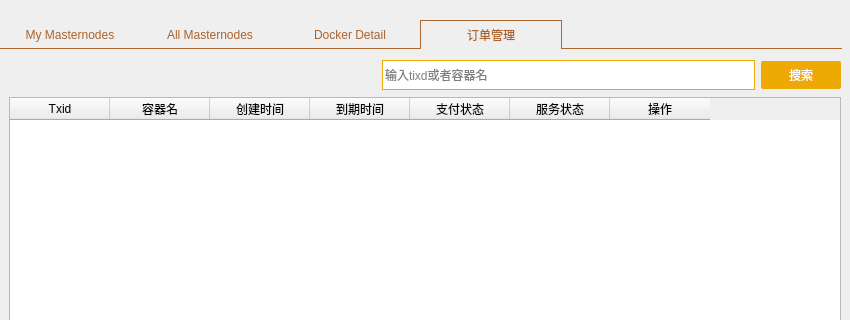
Old version of the form src/qt/forms/masternodelist.ui in the repository MassGrid/MassGrid; both pictures show x 0 to 850 and y 0 to 320 of the 850 by 514 pixel window.
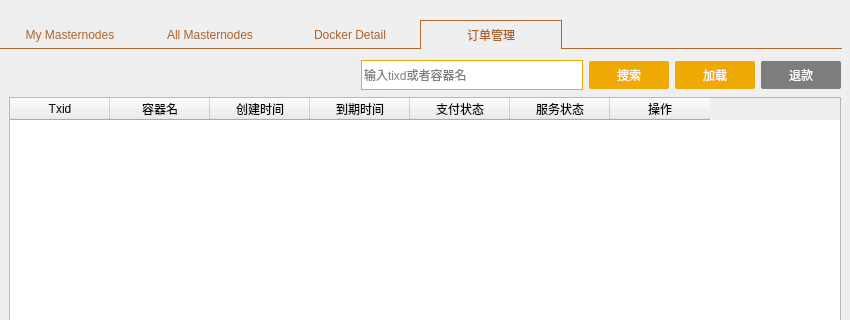
New version of the form. The open tabs and pages were chosen to show the change.

What changed in the file:
```diff
--- a/src/qt/forms/masternodelist.ui
+++ b/src/qt/forms/masternodelist.ui
@@ -592,7 +592,28 @@
            <property name="styleSheet">
             <string notr="true">QFrame#frame_5{
 border:hidden;
-}</string>
+}
+
+QPushButton#pushButton_load,
+QPushButton#pushButton_refund{
+width:80;
+height:28;
+background-color: rgb(239, 169, 4);
+color: rgb(255, 255, 255);
+border:hidden;
+border-radius:2px;
+}
+
+QPushButton::!enabled#pushButton_load,
+QPushButton::!enabled#pushButton_refund{
+background-color: rgb(125, 125, 125);
+width:80;
+height:28;
+color: rgb(255, 255, 255);
+border:hidden;
+border-radius:2px;
+}
+</string>
            </property>
            <property name="frameShape">
             <enum>QFrame::StyledPanel</enum>
@@ -656,6 +677,43 @@
               </property>
              </widget>
             </item>
+            <item>
+             <widget class="QPushButton" name="pushButton_load">
+              <property name="text">
+               <string>加载</string>
+              </property>
+             </widget>
+            </item>
+            <item>
+             <widget class="QPushButton" name="pushButton_refund">
+              <property name="enabled">
+               <bool>false</bool>
+              </property>
+              <property name="styleSheet">
+               <string notr="true">QPushButton#pushButton_refund{
+width:80;
+height:28;
+background-color: rgb(239, 169, 4);
+color: rgb(255, 255, 255);
+border:hidden;
+border-radius:2px;
+}
+
+QPushButton::!enabled#pushButton_refund{
+background-color: rgb(125, 125, 125);
+width:80;
+height:28;
+color: rgb(255, 255, 255);
+border:hidden;
+border-radius:2px;
+}
+</string>
+              </property>
+              <property name="text">
+               <string>退款</string>
+              </property>
+             </widget>
+            </item>
            </layout>
           </widget>
          </item>
```
Left out of the diff: 2 changed lines with no effect on the pictures.
